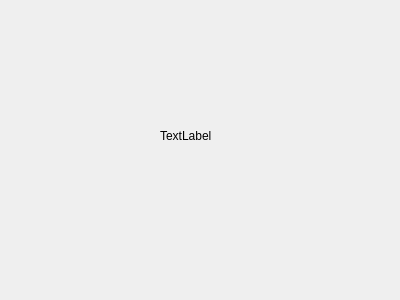
The window that kinds.ui (OOP-ZJU/SalaryManagement) describes before a commit, drawn with Qt 5.
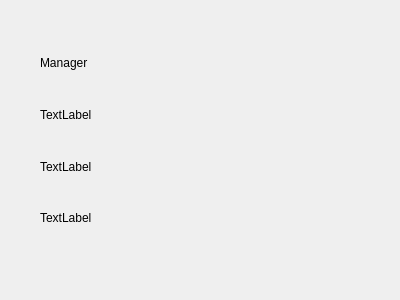
The same window after the commit.

The edit to the form file:
```diff
--- a/kinds.ui
+++ b/kinds.ui
@@ -13,18 +13,45 @@
   <property name="windowTitle">
    <string>Dialog</string>
   </property>
-  <widget class="QLabel" name="label">
+  <widget class="QWidget" name="verticalLayoutWidget">
    <property name="geometry">
     <rect>
-     <x>160</x>
-     <y>130</y>
-     <width>54</width>
-     <height>12</height>
+     <x>40</x>
+     <y>40</y>
+     <width>291</width>
+     <height>201</height>
     </rect>
    </property>
-   <property name="text">
-    <string>TextLabel</string>
-   </property>
+   <layout class="QVBoxLayout" name="verticalLayout">
+    <item>
+     <widget class="QLabel" name="label">
+      <property name="text">
+       <string>Manager</string>
+      </property>
+     </widget>
+    </item>
+    <item>
+     <widget class="QLabel" name="label_4">
+      <property name="text">
+       <string>TextLabel</string>
+      </property>
+     </widget>
+    </item>
+    <item>
+     <widget class="QLabel" name="label_3">
+      <property name="text">
+       <string>TextLabel</string>
+      </property>
+     </widget>
+    </item>
+    <item>
+     <widget class="QLabel" name="label_2">
+      <property name="text">
+       <string>TextLabel</string>
+      </property>
+     </widget>
+    </item>
+   </layout>
   </widget>
  </widget>
  <resources/>
```
Left out of the diff: 3 changed lines with no effect on the pictures.
